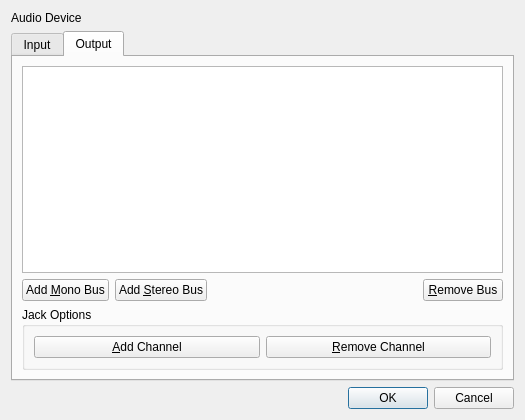
Old version of the form src/traverso/ui/AudioIODialog.ui in the repository ErwanLegrand/Traverso-DAW.
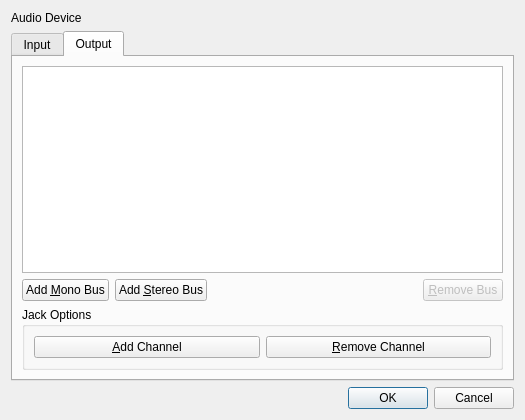
New version of the form. The open tabs and pages were chosen to show the change.

Commit message: Disabled "Remove Channel" button by default

The edit to the form file:
```diff
--- a/src/traverso/ui/AudioIODialog.ui
+++ b/src/traverso/ui/AudioIODialog.ui
@@ -153,6 +153,9 @@
          </item>
          <item>
           <widget class="QPushButton" name="buttonRemoveOutput">
+           <property name="enabled">
+            <bool>false</bool>
+           </property>
            <property name="text">
             <string>&amp;Remove Bus</string>
            </property>
```
